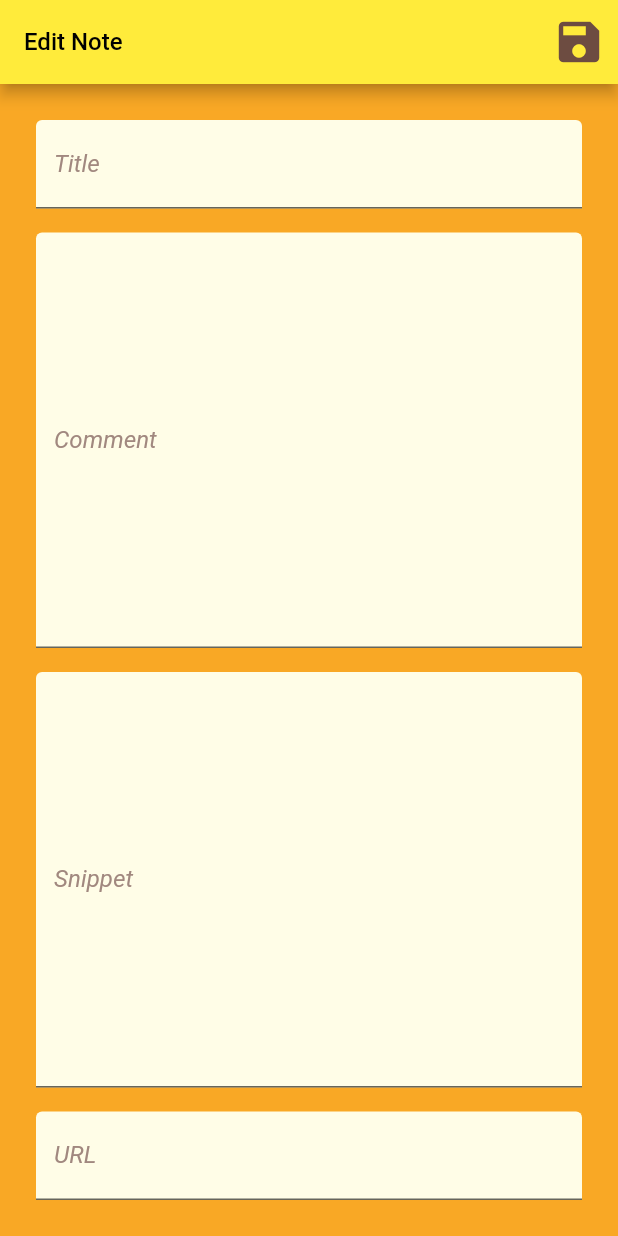
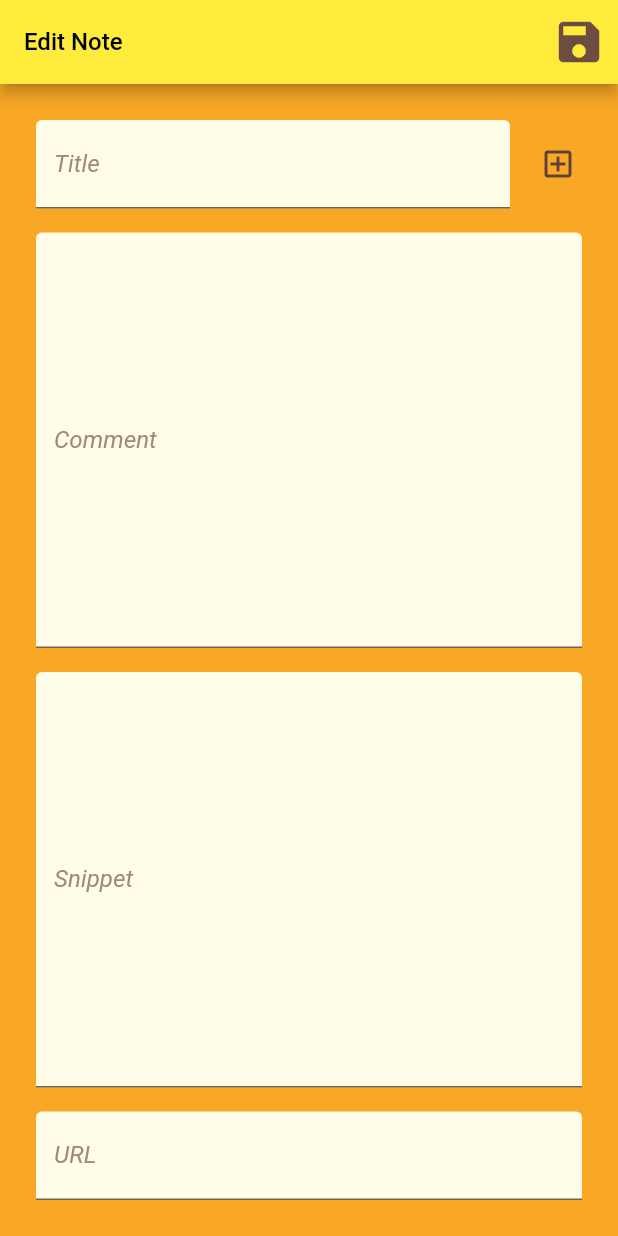
Before and after one commit to wgilpin/keep_app, a Flutter app: the EditNoteForm screen opened directly, on a phone screen of 412 x 824 dp. Run offline on Flutter 3.47's test engine with Material 2 defaults, Android fonts, the phone set to English and light mode, and no system bars; our stand-ins replace cloud_firestore, cloud_functions, device_preview, firebase_auth, firebase_core, flutter_dotenv and 3 more; missing offline and left inert: dart:html, receive_sharing_intent; accounts and stored records are empty; network calls fail; Roboto replaces fonts that are missing (RobotoSlab).

Commit message:
allow add checklist from edit page

```diff
--- a/lib/src/views/edit_page.dart
+++ b/lib/src/views/edit_page.dart
@@ -3,6 +3,7 @@ import 'package:flutter/material.dart';
 import 'package:get/get.dart';
 import 'package:keep_app/src/controllers/auth_controller.dart';
 import 'package:keep_app/src/notes.dart';
+import 'package:keep_app/src/views/checklist.dart';
 
 // ignore: unused_import
 
@@ -11,19 +12,22 @@ import 'platform_plugin_stub.dart'
     if (dart.library.html) 'platform_plugin_web.dart';
 
 class EditNoteForm extends StatefulWidget {
-  final Note? _note;
+  final Note? _initialNote;
   final String? title;
   final String? snippet;
   final String? comment;
   final String? url;
   final bool showBack;
+  final Function()? onChanged;
 
   /// EditNoteForm constructor
   ///
   /// If the note is not null, then we are editing an existing note.
   /// If the note is null, then we are creating a new note.
   /// If you supply title / comment / snippet / url they will be used as the default values in the form.
-  const EditNoteForm(this._note, {this.title, this.comment, this.snippet, this.url, this.showBack = false, super.key});
+  const EditNoteForm(note,
+      {this.title, this.comment, this.snippet, this.url, this.showBack = false, this.onChanged, super.key})
+      : _initialNote = note;
 
   @override
   State<EditNoteForm> createState() => _EditNoteFormState();
@@ -35,21 +39,26 @@ class _EditNoteFormState extends State<EditNoteForm> {
   late TextEditingController _commentCtl;
   late TextEditingController _snippetCtl;
   late TextEditingController _urlCtl;
+  late Note _note;
+  late bool _showChecklist;
 
   @override
   void initState() {
     super.initState();
+    _note = widget._initialNote == null ? Note() : widget._initialNote!;
     // if we are editing an existing note, then populate the form with the existing values
-    _titleCtl = TextEditingController(text: widget._note?.title);
-    _commentCtl = TextEditingController(text: widget._note?.comment);
-    _snippetCtl = TextEditingController(text: widget._note?.snippet);
-    _urlCtl = TextEditingController(text: widget._note?.url);
+    _titleCtl = TextEditingController(text: _note.title);
+    _commentCtl = TextEditingController(text: _note.comment);
+    _snippetCtl = TextEditingController(text: _note.snippet);
+    _urlCtl = TextEditingController(text: _note.url);
 
     // if we are creating a new note, then populate the form with the supplied values
     _titleCtl.text = widget.title ?? _titleCtl.text;
     _commentCtl.text = widget.comment ?? _commentCtl.text;
     _snippetCtl.text = widget.snippet ?? _snippetCtl.text;
     _urlCtl.text = widget.url ?? _urlCtl.text;
+
+    _showChecklist = _note.checklist.isNotEmpty;
   }
 
   void _saveNoteToFirebase(Map<String, Object?> note) async {
@@ -133,7 +142,7 @@ class _EditNoteFormState extends State<EditNoteForm> {
   @override
   Widget build(BuildContext context) {
     // show back button if we are editing an existing note, or if the showBack flag is set
-    bool showLeading = (widget._note != null) || widget.showBack;
+    bool showLeading = (_note.id != null) || widget.showBack;
     return Scaffold(
       appBar: AppBar(
         title: const Text(
@@ -168,7 +177,11 @@ class _EditNoteFormState extends State<EditNoteForm> {
           constraints: const BoxConstraints(maxHeight: 800),
           child: Column(
             children: <Widget>[
-              Padding(
+              Row(
+                mainAxisAlignment: MainAxisAlignment.end,
+                children: [
+                  Expanded(
+                    child: Padding(
                       padding: const EdgeInsets.all(8.0),
                       child: TextFormField(
                         controller: _titleCtl,
@@ -176,6 +189,34 @@ class _EditNoteFormState extends State<EditNoteForm> {
                           hintText: 'A title for the note',
                           labelText: 'Title',
                           fillColor: Colors.yellow[50],
+                        ),
+                      ),
+                    ),
+                  ),
+                  // only show the add checklist button if there is no checklist
+                  if (_note.checklist.isEmpty && !_showChecklist)
+                    Tooltip(
+                      message: 'Add a checklist item',
+                      child: IconButton(
+                        onPressed: doAddCheck,
+                        icon: const Icon(Icons.add_box_outlined),
+                      ),
+                    ),
+                ],
+              ),
+              if (_note.id != null && (_note.checklist.isNotEmpty || _showChecklist))
+                Padding(
+                  padding: const EdgeInsets.all(8.0),
+                  child: Container(
+                    color: Colors.yellow[50],
+                    child: Padding(
+                      padding: const EdgeInsets.all(8.0),
+                      child: CheckList(
+                        note: _note,
+                        showChecked: true,
+                        onChanged: doChangeCheck,
+                        showComment: false,
+                      ),
                     ),
                   ),
                 ),
@@ -236,7 +277,7 @@ class _EditNoteFormState extends State<EditNoteForm> {
     if (_formKey.currentState!.validate()) {
       final htmlSnippet = replaceNewlinesWithBreaks(_snippetCtl.text);
       _saveNoteToFirebase({
-        if (widget._note?.id != null) 'id': widget._note!.id!,
+        if (_note.id != null) 'id': _note.id!,
         'title': _titleCtl.text,
         'comment': _commentCtl.text,
         'snippet': htmlSnippet,
@@ -248,11 +289,22 @@ class _EditNoteFormState extends State<EditNoteForm> {
 
   Future<void> onBackButton() async {
     // clear the lock on the note, if present. No need to wait for async
-    if (widget._note != null) {
-      FirebaseFirestore.instance.collection('notes').doc(widget._note!.id).update({
+    if (_note.id != null) {
+      FirebaseFirestore.instance.collection('notes').doc(_note.id).update({
         "lockedBy": null,
         "lockedTime": null,
       });
     }
   }
+
+  void doAddCheck() {
+    setState(() {
+      _showChecklist = true;
+    });
   }
+
+  doChangeCheck() {
+    // notify parent
+    widget.onChanged?.call();
+  }
+}
--- a/lib/src/views/login/login_page.dart
+++ b/lib/src/views/login/login_page.dart
@@ -15,7 +15,7 @@ class LoginPage extends GetWidget<AuthCtl> {
   final TextEditingController emailCtl = TextEditingController();
   final TextEditingController passwordCtl = TextEditingController();
 
-  Map<String, String>? editArgs;
+  final Map<String, String>? editArgs;
 
   LoginPage({this.editArgs, super.key});
 
```
Also changed, not shown: lib/src/views/checklist.dart (+20 -13 lines), lib/src/views/display_note.dart (+5 -2 lines), lib/src/views/add_check_item.dart (added). Lines whose indentation alone changed are shown as unchanged.
